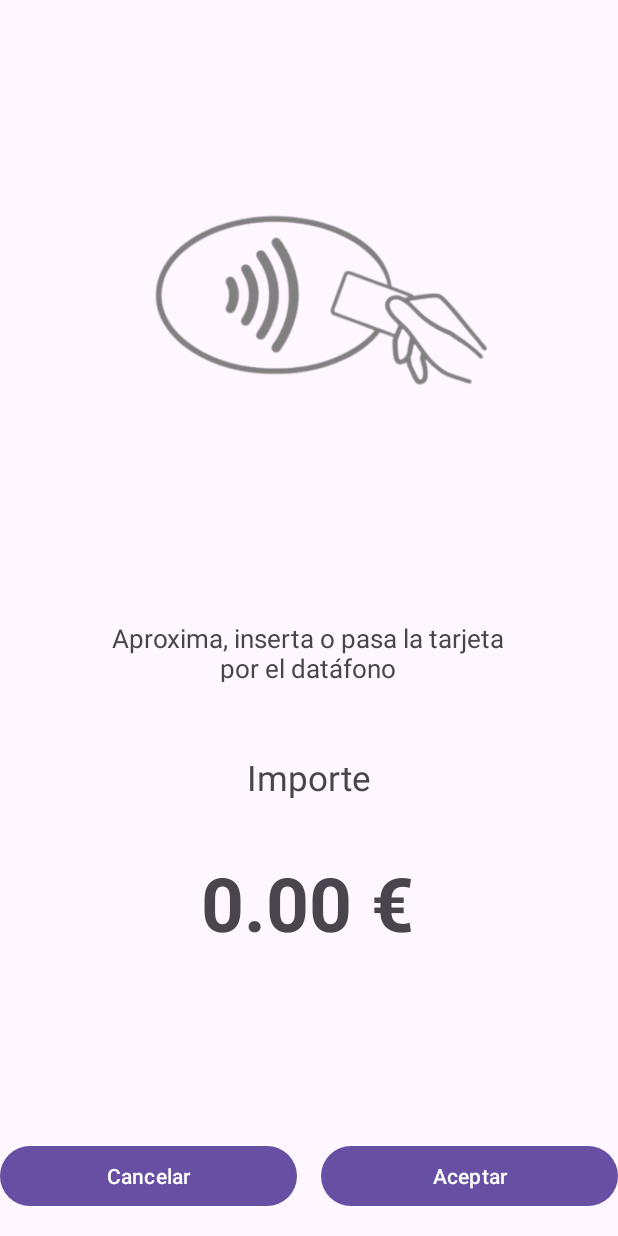
After one commit to HectorFC67/LaboralKutxaTPV, an Android app: the VentanaPasaTarjeta screen opened directly, with no data from a screen before it, on a phone screen of 412 x 824 dp. The commit adds this screen. Run offline under Robolectric (Android 15) with nearby library versions, the phone set to English and light mode, and no system bars.

Commit message:
Ventana para pasar la tarjeta
Creada la ventana de pasar la tarjeta entera (Cambiar Manifest, añadir foto, crear .xml y .kt)

```diff
--- a/app/src/main/AndroidManifest.xml
+++ b/app/src/main/AndroidManifest.xml
@@ -36,6 +36,8 @@
         <!-- Agrega la Activity de confirmacion pago -->
         <activity android:name=".VentanaConfirmacionPago" />
 
+        <activity android:name=".VentanaPasaTarjeta" />
+
         <!-- Agrega la Activity de gestión de productos -->
         <activity
             android:name=".GestionProductosActivity"
--- a/app/src/main/java/com/example/laboralkutxatpv/SeleccionMetodoPagoActivity.kt
+++ b/app/src/main/java/com/example/laboralkutxatpv/SeleccionMetodoPagoActivity.kt
@@ -63,12 +63,24 @@ class SeleccionMetodoPagoActivity : AppCompatActivity() {
                 return@setOnClickListener
             }
 
-            // Crear un Intent para pasar a la pantalla de monto final
-            val intent = Intent(this, VentanaMontoFinal::class.java).apply {
-                putExtra("montoTotal", montoTotal)
-                putExtra("metodoPago", metodoPago)
+            if (metodoPago == "Tarjeta de crédito/débito") {
+                // Crear un Intent para pasar a la pantalla de pasar la tarjeta
+                val intent = Intent(this, VentanaPasaTarjeta::class.java).apply {
+                    putExtra("montoTotal", montoTotal)
+                    putExtra("metodoPago", metodoPago)
+                }
+                startActivity(intent)
             }
-            startActivity(intent)
+
+            else if (metodoPago == "Efectivo") {
+                // Crear un Intent para pasar a la pantalla de monto final
+                val intent = Intent(this, VentanaMontoFinal::class.java).apply {
+                    putExtra("montoTotal", montoTotal)
+                    putExtra("metodoPago", metodoPago)
+                }
+                startActivity(intent)
+            }
+
         }
     }
 
--- /dev/null
+++ b/app/src/main/java/com/example/laboralkutxatpv/VentanaPasaTarjeta.kt
@@ -0,0 +1,52 @@
+package com.example.laboralkutxatpv
+
+import android.os.Bundle
+import android.view.LayoutInflater
+import android.view.View
+import android.view.ViewGroup
+import android.widget.Toast
+import androidx.appcompat.app.AppCompatActivity
+import com.example.laboralkutxatpv.databinding.ActivityVentanaPasaTarjetaBinding
+
+class VentanaPasaTarjeta : AppCompatActivity() {
+    private lateinit var binding: ActivityVentanaPasaTarjetaBinding
+    private var importe: Double = 0.0
+
+    override fun onCreate(savedInstanceState: Bundle?) {
+        super.onCreate(savedInstanceState)
+        binding = ActivityVentanaPasaTarjetaBinding.inflate(layoutInflater)
+        setContentView(binding.root)
+
+        importe = intent.getDoubleExtra("montoTotal", 0.0)
+
+        // Configurar la vista con los datos
+        setupUI()
+
+        // Configurar el botón cancelar
+        binding.btnCancelar.setOnClickListener {
+            finish() // Volver a la pantalla anterior
+        }
+
+        // Configurar el botón continuar
+        binding.btnAceptar.setOnClickListener {
+            // Aquí puedes implementar la lógica para finalizar la compra
+            // Por ejemplo, guardar la transacción en una base de datos
+
+            Toast.makeText(this, "¡Compra completada con éxito!", Toast.LENGTH_LONG).show()
+
+            // Volver a la pantalla principal
+            finishAffinity() // Cierra todas las actividades y vuelve a la pantalla principal
+        }
+    }
+
+    private fun setupUI() {
+        binding.infoPasarTarjeta.text = "Aproxima, inserta o pasa la tarjeta por el datáfono"
+
+        binding.importeLabel.text = "Importe"
+
+        binding.importe.text = String.format("%.2f €", importe)
+        // Configurar botones
+        binding.btnCancelar.text = "Cancelar"
+        binding.btnAceptar.text = "Aceptar"
+    }
+}
--- /dev/null
+++ b/app/src/main/res/layout/activity_ventana_pasa_tarjeta.xml
@@ -0,0 +1,94 @@
+<?xml version="1.0" encoding="utf-8"?>
+<androidx.constraintlayout.widget.ConstraintLayout xmlns:android="http://schemas.android.com/apk/res/android"
+    xmlns:app="http://schemas.android.com/apk/res-auto"
+    xmlns:tools="http://schemas.android.com/tools"
+    android:layout_width="match_parent"
+    android:layout_height="match_parent">
+
+
+    <ImageView
+        android:id="@+id/imgContactless"
+        android:layout_width="278dp"
+        android:layout_height="329dp"
+        android:layout_marginTop="32dp"
+        android:src="@drawable/contactless"
+        app:layout_constraintEnd_toEndOf="parent"
+        app:layout_constraintHorizontal_bias="0.496"
+        app:layout_constraintStart_toStartOf="parent"
+        app:layout_constraintTop_toTopOf="parent" />
+
+    <LinearLayout
+        android:layout_width="match_parent"
+        android:layout_height="wrap_content"
+        android:orientation="horizontal"
+        android:layout_marginBottom="16dp"
+        app:layout_constraintBottom_toBottomOf="parent"
+        app:layout_constraintStart_toStartOf="parent"
+        app:layout_constraintEnd_toEndOf="parent">
+
+        <!-- BOTÓN CANCELAR -->
+        <Button
+            android:id="@+id/btnCancelar"
+            android:layout_width="0dp"
+            android:layout_height="wrap_content"
+            android:layout_weight="1"
+            android:text="Cancelar"
+            android:textAllCaps="false"
+            android:layout_marginEnd="8dp"/>
+
+        <!-- BOTÓN CONTINUAR -->
+        <Button
+            android:id="@+id/btnAceptar"
+            android:layout_width="0dp"
+            android:layout_height="wrap_content"
+            android:layout_weight="1"
+            android:text="@string/next"
+            android:textAllCaps="false"
+            android:layout_marginStart="8dp"
+            tools:text="Aceptar" />
+
+    </LinearLayout>
+
+    <TextView
+        android:id="@+id/infoPasarTarjeta"
+        android:layout_width="278dp"
+        android:layout_height="41dp"
+        android:layout_marginTop="52dp"
+        android:textSize="17sp"
+        android:text="Next"
+        android:textAlignment="center"
+        app:layout_constraintEnd_toEndOf="parent"
+        app:layout_constraintHorizontal_bias="0.496"
+        app:layout_constraintStart_toStartOf="parent"
+        app:layout_constraintTop_toBottomOf="@+id/imgContactless"
+        tools:text="Aproxima, inserta o pasa la tarjeta por el datáfono" />
+
+    <TextView
+        android:id="@+id/importeLabel"
+        android:layout_width="256dp"
+        android:layout_height="29dp"
+        android:layout_marginTop="48dp"
+        android:layout_weight="1"
+        android:text="@string/next"
+        android:textAlignment="center"
+        android:textSize="23sp"
+        app:layout_constraintEnd_toEndOf="parent"
+        app:layout_constraintHorizontal_bias="0.496"
+        app:layout_constraintStart_toStartOf="parent"
+        app:layout_constraintTop_toBottomOf="@+id/infoPasarTarjeta"
+        tools:text="Importe" />
+
+    <TextView
+        android:id="@+id/importe"
+        android:layout_width="wrap_content"
+        android:layout_height="wrap_content"
+        android:layout_marginTop="36dp"
+        android:text="@string/next"
+        android:textSize="50sp"
+        android:textStyle="bold"
+        app:layout_constraintEnd_toEndOf="parent"
+        app:layout_constraintHorizontal_bias="0.497"
+        app:layout_constraintStart_toStartOf="parent"
+        app:layout_constraintTop_toBottomOf="@+id/importeLabel"
+        tools:text="90.00 €" />
+</androidx.constraintlayout.widget.ConstraintLayout>
```
Also changed, not shown: app/src/main/res/drawable/contactless.jpg (added).
